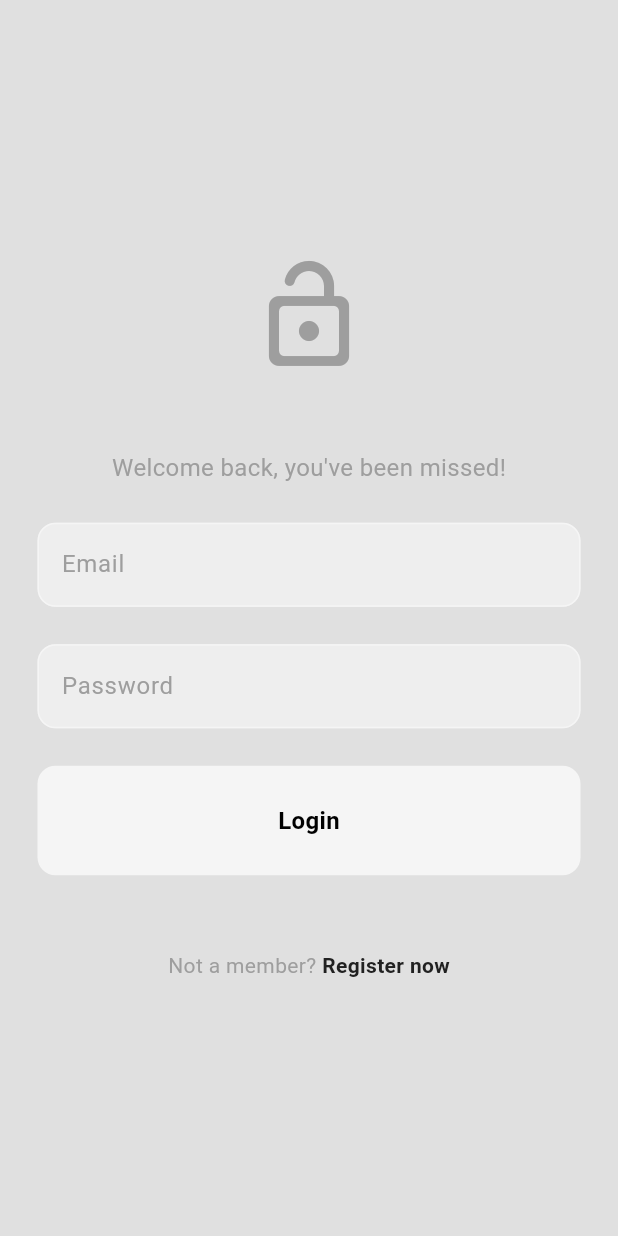
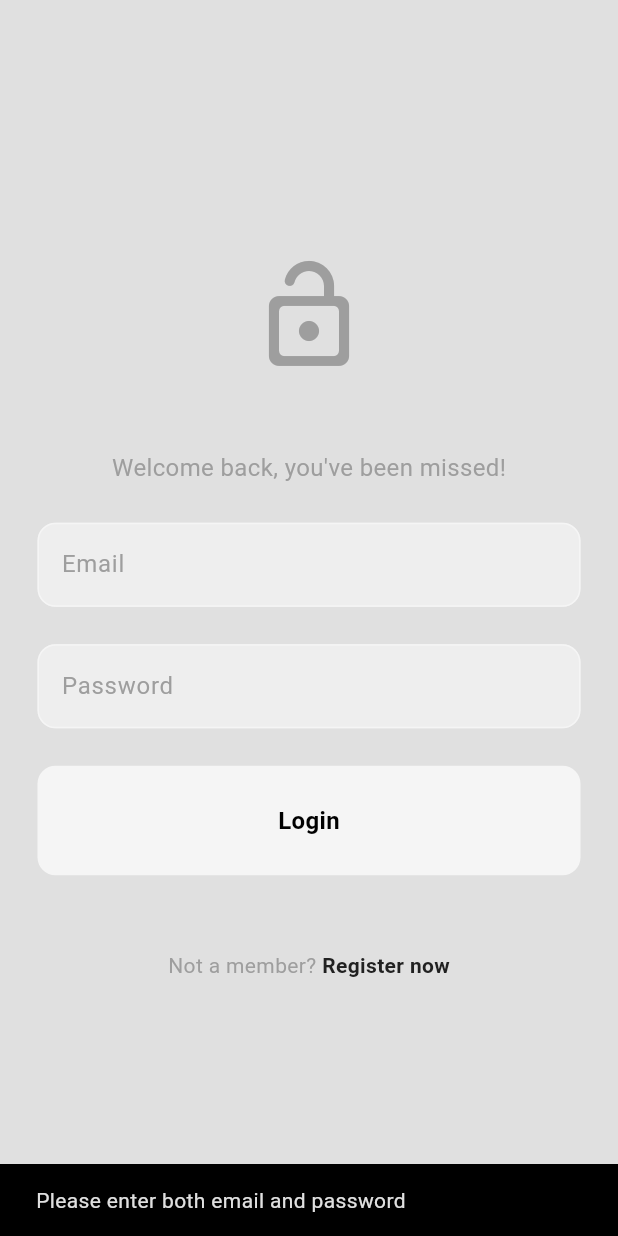
Before and after one commit to KeahiBokeo/social_media_flutter, a Flutter app: the screen it shows after launch, after a tap on "Login", on a phone screen of 412 x 824 dp. Run offline on Flutter 3.47's test engine with Material 3 defaults, Android fonts, the phone set to English and light mode, and no system bars; our stand-ins replace firebase_auth, firebase_core, flutter_bloc; accounts and stored records are empty.

Commit message:
firebase login

```diff
--- /dev/null
+++ b/lib/app.dart
@@ -0,0 +1,67 @@
+import 'package:flutter/material.dart';
+import 'package:flutter_bloc/flutter_bloc.dart';
+import 'package:social_media_flutter/features/auth/data/firebase_auth_repo.dart';
+import 'package:social_media_flutter/features/auth/domain/repos/auth_repo.dart';
+import 'package:social_media_flutter/features/auth/presentation/cubits/auth_cubit.dart';
+import 'package:social_media_flutter/features/auth/presentation/cubits/auth_states.dart';
+import 'package:social_media_flutter/features/auth/presentation/pages/auth_page.dart';
+import 'package:social_media_flutter/features/post/presentation/pages/home_page.dart';
+import 'package:social_media_flutter/themes/light_mode.dart';
+
+/*
+
+APP - Root Level
+Repositories: for the database
+  - firebase
+
+Bloc Providers: for state management
+  - auth
+  - profile
+  - post
+  - search
+  - theme
+
+Check Auth State
+  - unauthenticated -> auth page(login/register)
+  - authenticated -> home page
+
+*/
+
+class MyApp extends StatelessWidget {
+  //auth repo
+  final authRepo = FirebaseAuthRepo();
+
+  MyApp({super.key});
+
+  @override
+  Widget build(BuildContext context) {
+    return BlocProvider(
+      create: (context) => AuthCubit(authRepo: authRepo)..checkAuth(),
+      child: MaterialApp(
+        debugShowCheckedModeBanner: false,
+        theme: lightMode,
+        home: BlocConsumer<AuthCubit, AuthState>(
+          builder: (context, authState) {
+            print(authState);
+            //unauthenticated -> auth page
+            if (authState is Unauthenticated) {
+              return const AuthPage();
+            }
+
+            //authenticated -> homepage
+            if (authState is Authenticated) {
+              return const HomePage();
+            }
+            //loading
+            else {
+              return const Scaffold(
+                body: Center(child: CircularProgressIndicator()),
+              );
+            }
+          },
+          listener: (context, state) {},
+        ),
+      ),
+    );
+  }
+}
--- a/lib/features/auth/presentation/pages/login_page.dart
+++ b/lib/features/auth/presentation/pages/login_page.dart
@@ -13,7 +13,7 @@ If user doesn't have an account yet, they can go to register page from here to c
 
 */
 import 'package:flutter/material.dart';
-import 'package:provider/provider.dart';
+import 'package:flutter_bloc/flutter_bloc.dart';
 import 'package:social_media_flutter/features/auth/presentation/components/my_button.dart';
 import 'package:social_media_flutter/features/auth/presentation/components/my_text_field.dart';
 import 'package:social_media_flutter/features/auth/presentation/cubits/auth_cubit.dart';
@@ -32,7 +32,26 @@ class _LoginPageState extends State<LoginPage> {
   final pwController = TextEditingController();
 
   //login button pressed
-  void login() {}
+  void login() {
+    //prepare email and password
+    final String email = emailController.text;
+    final String pw = pwController.text;
+
+    //auth
+    final authCubit = context.read<AuthCubit>();
+
+    // ensure that the email & pw fields are not empty
+    if (email.isNotEmpty && pw.isNotEmpty) {
+      //login
+      authCubit.login(email, pw);
+    }
+    //display error if some fields are empty
+    else {
+      ScaffoldMessenger.of(context).showSnackBar(
+        const SnackBar(content: Text("Please enter both email and password")),
+      );
+    }
+  }
 
   @override
   void dispose() {
--- a/lib/main.dart
+++ b/lib/main.dart
@@ -1,8 +1,7 @@
 import 'package:flutter/material.dart';
 import 'package:firebase_core/firebase_core.dart';
-import 'package:social_media_flutter/features/auth/presentation/pages/auth_page.dart';
 import 'package:social_media_flutter/firebase_options.dart';
-import 'package:social_media_flutter/themes/light_mode.dart';
+import 'app.dart';
 
 void main() async {
   //firebase setup
@@ -10,18 +9,5 @@ void main() async {
   await Firebase.initializeApp(options: DefaultFirebaseOptions.currentPlatform);
 
   //run app
-  runApp(const MyApp());
+  runApp(MyApp());
 }
-
-class MyApp extends StatelessWidget {
-  const MyApp({super.key});
-
-  @override
-  Widget build(BuildContext context) {
-    return MaterialApp(
-      debugShowCheckedModeBanner: false,
-      theme: lightMode,
-      home: const AuthPage(),
-    );
-  }
-}
```
Also changed, not shown: 1 other file.
